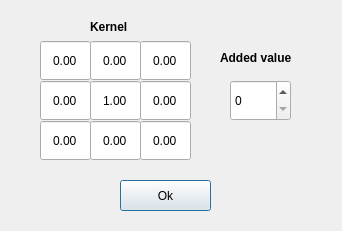
This is lFilterForm.ui in CristinaMG/VisionArtificial as Qt 5 draws it before an edit. The edited form follows.
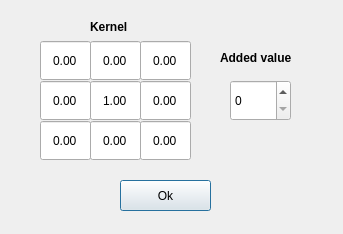
This is the edited form.

Diff of the .ui file:
```diff
--- a/lFilterForm.ui
+++ b/lFilterForm.ui
@@ -6,8 +6,8 @@
    <rect>
     <x>0</x>
     <y>0</y>
-    <width>342</width>
-    <height>231</height>
+    <width>343</width>
+    <height>234</height>
    </rect>
   </property>
   <property name="windowTitle">
```
